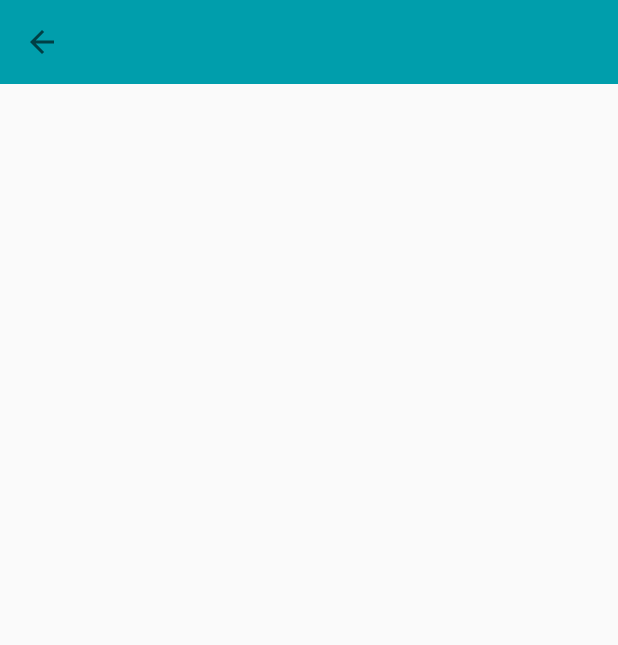
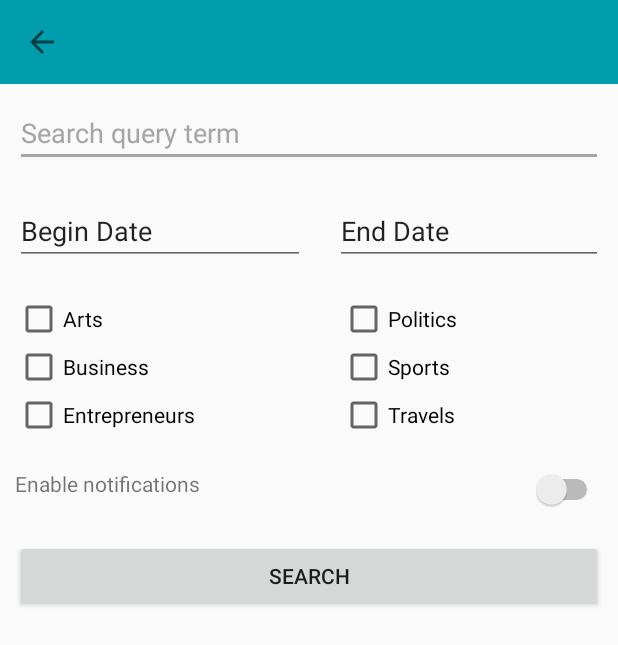
Before and after one commit to JohanneBoisvilliers/MyNews, an Android app: the SearchActivity screen opened directly, with no data from a screen before it, on a phone screen of 412 x 824 dp. Shown: the top 645 px of the screen. Run offline under Robolectric (Android 15) with nearby library versions, the phone set to English and light mode, and no system bars; our stand-ins replace ButterKnife; network calls fail.

Commit message:
Create the search and notification prototypes//SearchActivity now load a fragment containing the prototype

```diff
--- a/app/src/main/java/com/example/jbois/mynews/Controllers/Activities/SearchActivity.java
+++ b/app/src/main/java/com/example/jbois/mynews/Controllers/Activities/SearchActivity.java
@@ -1,12 +1,12 @@
 package com.example.jbois.mynews.Controllers.Activities;
 
-import android.app.Activity;
-import android.content.Intent;
-import android.support.v7.app.ActionBar;
 import android.support.v7.app.AppCompatActivity;
 import android.os.Bundle;
 import android.support.v7.widget.Toolbar;
+import android.view.View;
+import android.widget.LinearLayout;
 
+import com.example.jbois.mynews.Controllers.Fragments.SearchFragment;
 import com.example.jbois.mynews.R;
 
 import butterknife.BindView;
@@ -15,6 +15,10 @@ import butterknife.ButterKnife;
 public class SearchActivity extends AppCompatActivity {
 
     @BindView(R.id.toolbar) Toolbar mToolbar;
+
+    private SearchFragment mSearchFragment;
+    private String mPageTitle;
+
     @Override
     protected void onCreate(Bundle savedInstanceState) {
         super.onCreate(savedInstanceState);
@@ -22,13 +26,36 @@ public class SearchActivity extends AppCompatActivity {
         ButterKnife.bind(this);
 
         this.setPageTitle();
+        this.configureAndShowSearchFragment();
+        //this.configureFragmentContent();
     }
     //Set the title in terms of what button user has pressed on the MainActivity toolbar and set the home button visible
     private void setPageTitle(){
-        String pageTitle = getIntent().getStringExtra("pageTitle");
+        mPageTitle= getIntent().getStringExtra("pageTitle");
         setSupportActionBar(mToolbar);
-        getSupportActionBar().setTitle(pageTitle);
+        getSupportActionBar().setTitle(mPageTitle);
         getSupportActionBar().setDisplayHomeAsUpEnabled(true);
     }
 
+    private void configureAndShowSearchFragment(){
+        //Get FragmentManager (Support) and Try to find existing instance of fragment in FrameLayout container
+        mSearchFragment = (SearchFragment) getSupportFragmentManager().findFragmentById(R.id.search_fragment_container);
+
+        if (mSearchFragment == null) {
+            //Create new main fragment
+            mSearchFragment = new SearchFragment();
+            //Add it to FrameLayout container
+            getSupportFragmentManager().beginTransaction()
+                    .add(R.id.search_fragment_container, mSearchFragment)
+                    .commit();
+        }
+    }
+
+    private void configureFragmentContent (){
+        if(mPageTitle.equals("Search Articles")){
+        }else{
+
+        }
+    }
+
 }
--- a/app/src/main/res/layout/activity_search.xml
+++ b/app/src/main/res/layout/activity_search.xml
@@ -11,7 +11,9 @@
         layout="@layout/toolbar"
         android:layout_width="match_parent"
         android:layout_height="wrap_content" />
-
-
+    <FrameLayout
+        android:id="@+id/search_fragment_container"
+        android:layout_width="match_parent"
+        android:layout_height="match_parent"></FrameLayout>
 
 </LinearLayout>
--- a/app/src/main/res/layout/fragment_search.xml
+++ b/app/src/main/res/layout/fragment_search.xml
@@ -1,5 +1,6 @@
 <?xml version="1.0" encoding="utf-8"?>
 <LinearLayout xmlns:android="http://schemas.android.com/apk/res/android"
+    android:id="@+id/main_fragment_search"
     xmlns:tools="http://schemas.android.com/tools"
     android:layout_width="match_parent"
     android:layout_height="match_parent"
@@ -11,7 +12,91 @@
         android:layout_height="wrap_content"
         android:text="Search query term"
         android:layout_margin="10dp"
-        android:textColor="@color/colorAccent"
-        android:backgroundTint="@color/lineUnderEditText"/>
+        android:textColor="@color/colorAccent"/>
+    <LinearLayout
+        android:layout_width="match_parent"
+        android:layout_height="wrap_content"
+        android:layout_gravity="fill_horizontal"
+        android:orientation="horizontal">
+        <EditText
+            android:layout_width="wrap_content"
+            android:layout_height="wrap_content"
+            android:text="Begin Date"
+            android:layout_weight="1"
+            android:layout_margin="10dp"/>
+        <EditText
+            android:layout_width="wrap_content"
+            android:layout_height="wrap_content"
+            android:text="End Date"
+            android:layout_weight="1"
+            android:layout_margin="10dp"/>
+    </LinearLayout>
+
+    <LinearLayout
+        android:layout_width="match_parent"
+        android:layout_height="wrap_content"
+        android:orientation="horizontal"
+        android:layout_margin="10dp">
+        <LinearLayout
+            android:layout_width="wrap_content"
+            android:layout_height="wrap_content"
+            android:orientation="vertical"
+            android:layout_weight="1">
+            <CheckBox
+                android:layout_width="wrap_content"
+                android:layout_height="wrap_content"
+                android:text="Arts"/>
+            <CheckBox
+                android:layout_width="wrap_content"
+                android:layout_height="wrap_content"
+                android:text="Business"/>
+            <CheckBox
+                android:layout_width="wrap_content"
+                android:layout_height="wrap_content"
+                android:text="Entrepreneurs"/>
+        </LinearLayout>
+        <LinearLayout
+            android:layout_width="wrap_content"
+            android:layout_height="wrap_content"
+            android:orientation="vertical"
+            android:layout_weight="1">
+            <CheckBox
+                android:layout_width="wrap_content"
+                android:layout_height="wrap_content"
+                android:text="Politics"/>
+            <CheckBox
+                android:layout_width="wrap_content"
+                android:layout_height="wrap_content"
+                android:text="Sports"/>
+            <CheckBox
+                android:layout_width="wrap_content"
+                android:layout_height="wrap_content"
+                android:text="Travels"/>
+        </LinearLayout>
+
+    </LinearLayout>
+
+    <LinearLayout
+        android:id="@+id/notifications_search_option"
+        android:layout_width="match_parent"
+        android:layout_height="wrap_content"
+        android:orientation="horizontal"
+        android:layout_margin="10dp"
+        android:gravity="fill">
+        <TextView
+            android:layout_width="wrap_content"
+            android:layout_height="wrap_content"
+            android:text="Enable notifications"/>
+        <Switch
+            android:layout_width="fill_parent"
+            android:layout_height="wrap_content"
+            android:gravity="end"/>
+    </LinearLayout>
+
+    <Button
+        android:layout_width="match_parent"
+        android:layout_height="wrap_content"
+        android:layout_margin="10dp"
+        android:text="Search"/>
 
 </LinearLayout>
```
